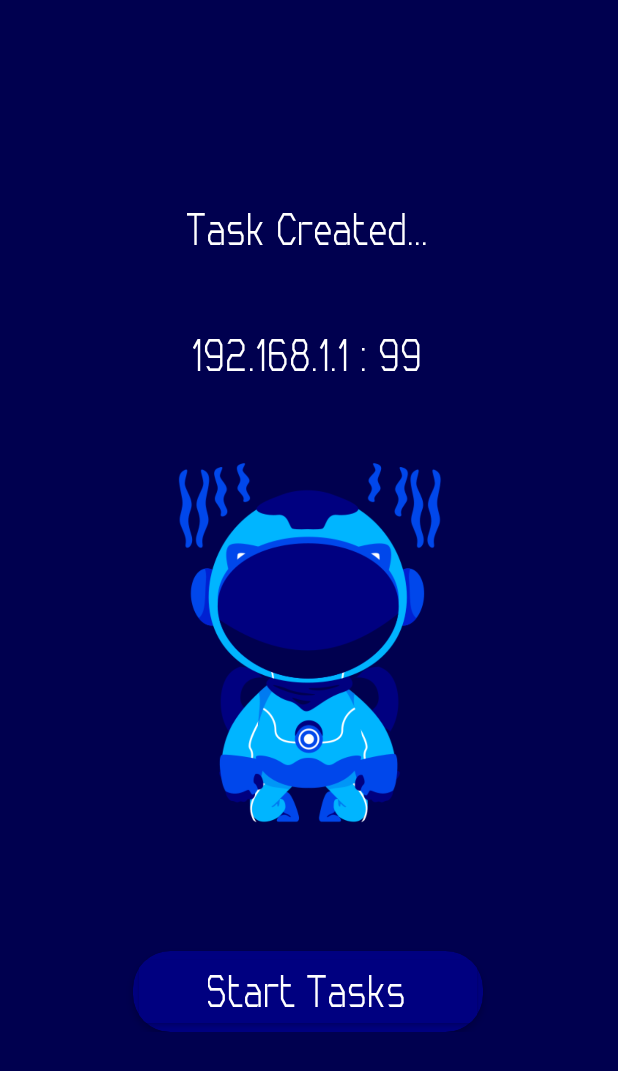
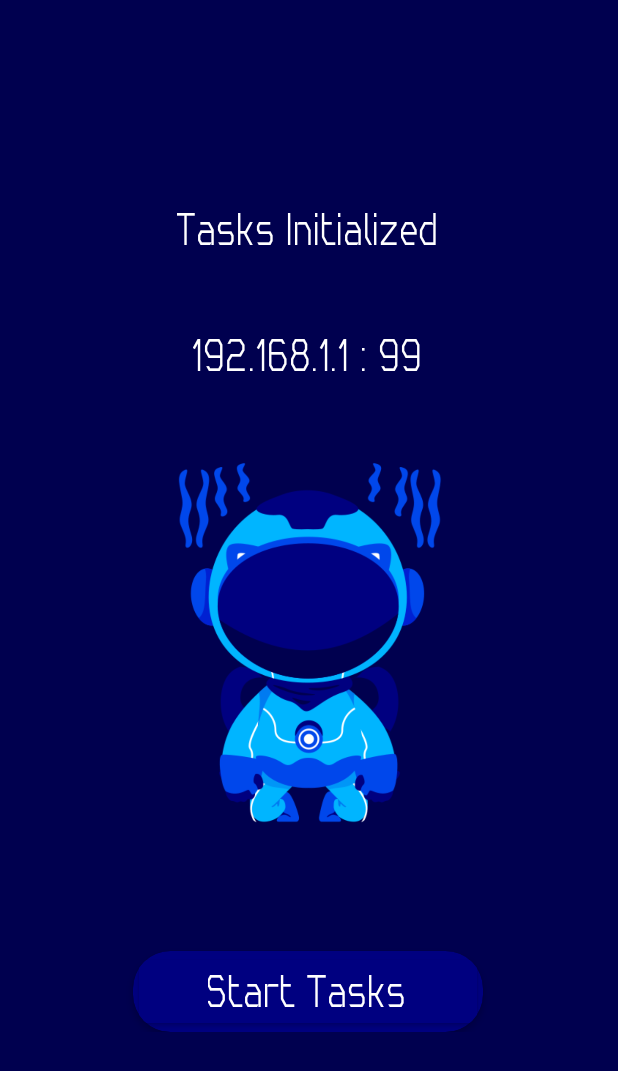
Before and after one commit to MCC-with-MA/MCC-App, an Android app: the HostStartActivity screen opened directly, with no data from a screen before it, after a tap on "Initialize", on a phone screen of 412 x 824 dp. Shown: the top 1071 px of the screen. Run offline under Robolectric (Android 15) with nearby library versions, the phone set to English and light mode, and no system bars; libraries missing offline, so code that uses them is left out: jade.android, jade.core, jade.wrapper; 4 statements that could not run were skipped.

Commit message:
host start UI changed

```diff
--- a/app/src/main/java/mcc/client/gui/HostStartActivity.java
+++ b/app/src/main/java/mcc/client/gui/HostStartActivity.java
@@ -52,7 +52,6 @@ public class HostStartActivity extends Activity {
         Button startTaskButton = findViewById(R.id.host_start_tasks_btn);
         startTaskButton.setOnClickListener(new View.OnClickListener() {
             public void onClick(View v) {
-                startTaskButton.setText("Start Tasks");
                 try {
                     mainInterface = getAgent("m")
                             .getO2AInterface(MainInterface.class);
@@ -64,6 +63,12 @@ public class HostStartActivity extends Activity {
                 Log.i("T", "Available containers: "+availableContainers);
 
                 startMobileAgent("m1", AndroidMobileAgent.class.getName());
+
+                TextView upperMsg = findViewById(R.id.host_created_msg);
+                upperMsg.setText("Tasks Initialized");
+
+                startTaskButton.setText("Start Tasks");
+
                 startTaskButton.setOnClickListener(new View.OnClickListener() {
                     @Override
                     public void onClick(View view) {
--- a/app/src/main/res/layout/host_start.xml
+++ b/app/src/main/res/layout/host_start.xml
@@ -23,7 +23,7 @@
                 android:textSize="30dp"
                 android:textColor="@color/white"
                 android:fontFamily="@font/cornerita"
-                android:text="Task Created..."
+                android:text="Host Created..."
                 />
 
             <TextView
```
